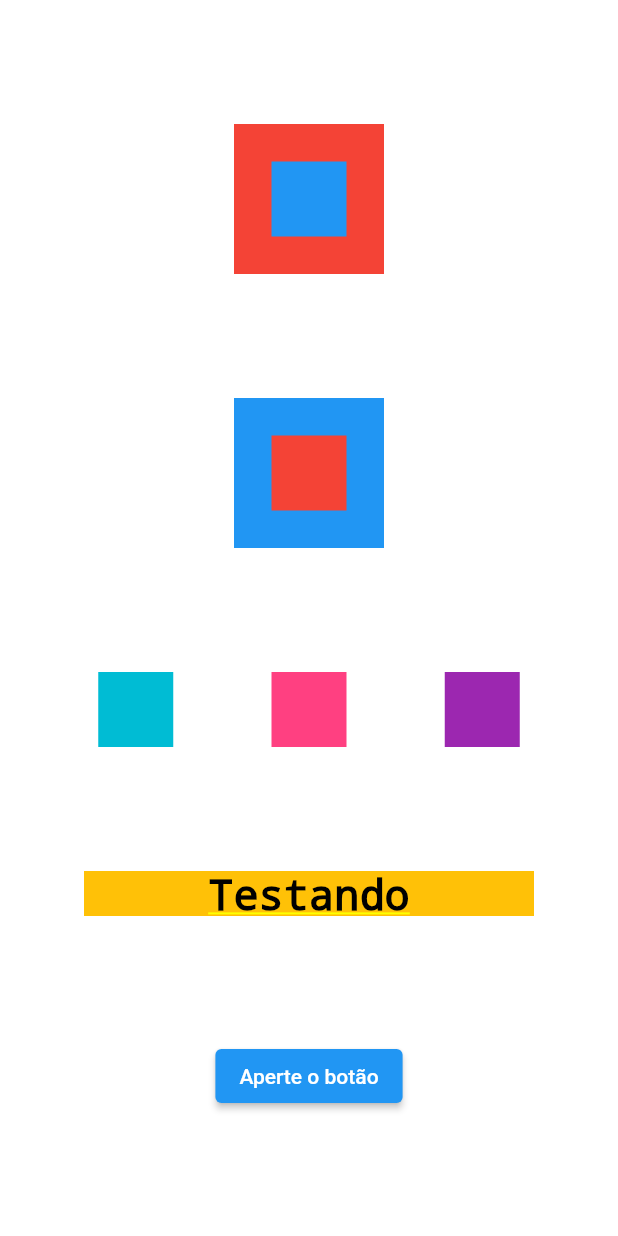
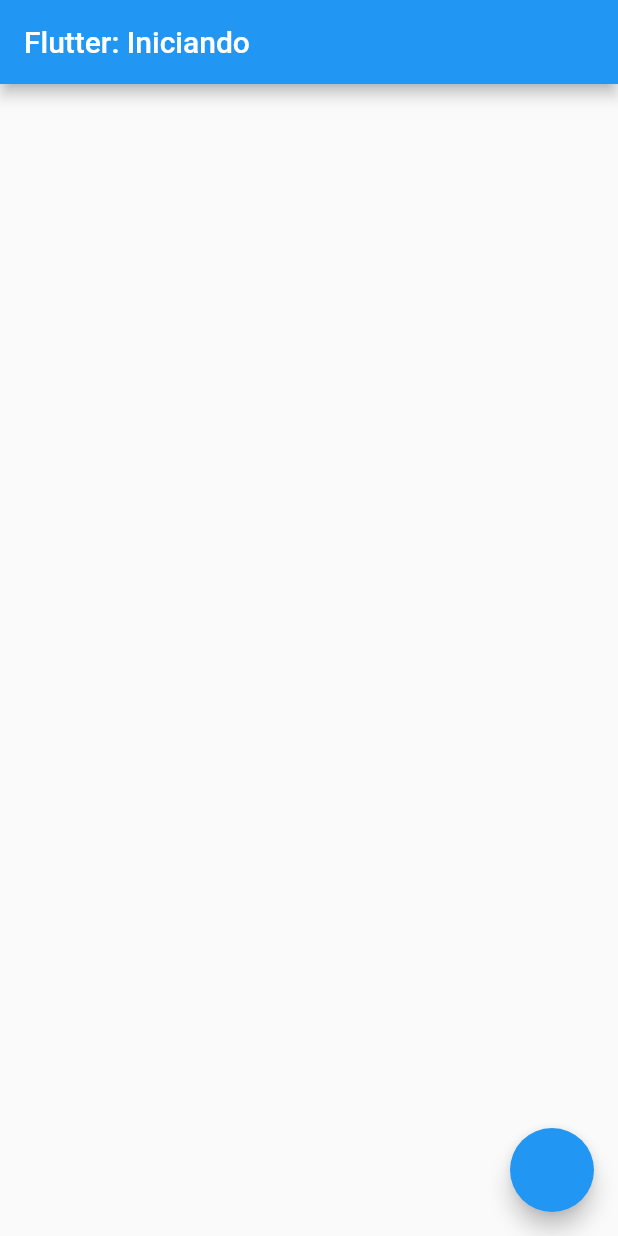
Before and after one commit to vieiragui/Fluttter, a Flutter app: the screen it shows after launch, on a phone screen of 412 x 824 dp. Run offline on Flutter 3.47's test engine with Material 2 defaults, Android fonts, the phone set to English and light mode, and no system bars.

Commit message:
Usando Scaffold e inserindo um cabeçalho, corpo e rodapé

```diff
--- a/lib/main.dart
+++ b/lib/main.dart
@@ -14,85 +14,13 @@ class MyApp extends StatelessWidget {
         theme: ThemeData(
           primarySwatch: Colors.blue,
         ),
-        home: Container(
-          color: Colors.white,
-          child: Column(
-            mainAxisAlignment: MainAxisAlignment.spaceEvenly,
-            crossAxisAlignment: CrossAxisAlignment.center,
-            children: [
-              Stack(
-                alignment: AlignmentDirectional.center,
-                //alinho o item azul do centro do item vermelho
-                children: [
-                  Container(
-                    color: Colors.red,
-                    width: 100,
-                    height: 100,
-                  ),
-                  Container(
-                    color: Colors.blue,
-                    width: 50,
-                    height: 50,
-                  ),
-                ],
-              ),
-              Stack(
-                alignment: AlignmentDirectional.center,
-                //alinho o item azul do centro do item vermelho
-                children: [
-                  Container(
-                    color: Colors.blue,
-                    width: 100,
-                    height: 100,
-                  ),
-                  Container(
-                    color: Colors.red,
-                    width: 50,
-                    height: 50,
-                  ),
-                ],
-              ),
-              Row(
-                mainAxisAlignment: MainAxisAlignment.spaceEvenly,
-                crossAxisAlignment: CrossAxisAlignment.center,
-                children: [
-                  Container(
-                    color: Colors.cyan,
-                    width: 50,
-                    height: 50,
-                  ),
-                  Container(
-                    color: Colors.pinkAccent,
-                    width: 50,
-                    height: 50,
-                  ),
-                  Container(
-                    color: Colors.purple,
-                    width: 50,
-                    height: 50,
-                  ),
-                ],
-              ),
-              Container(
-                color: Colors.amber,
-                height: 30,
-                width: 300,
-                child: Text(
-                  'Testando',
-                  style: TextStyle(
-                    color: Colors.black,
-                    fontSize: 28,
-                  ),
-                  textAlign: TextAlign.center,
-                ),
-              ),
-              ElevatedButton(
-                  onPressed: () {
-                    print('Você apertou o botão');
-                  },
-                  child: Text('Aperte o botão'))
-            ],
+        home: Scaffold(
+          appBar: AppBar(
+            title: Text('Flutter: Iniciando'),
           ),
-        ));
+          body: Container(),
+          floatingActionButton: FloatingActionButton(onPressed: (){},),
+        ),
+    );
   }
 }
```
